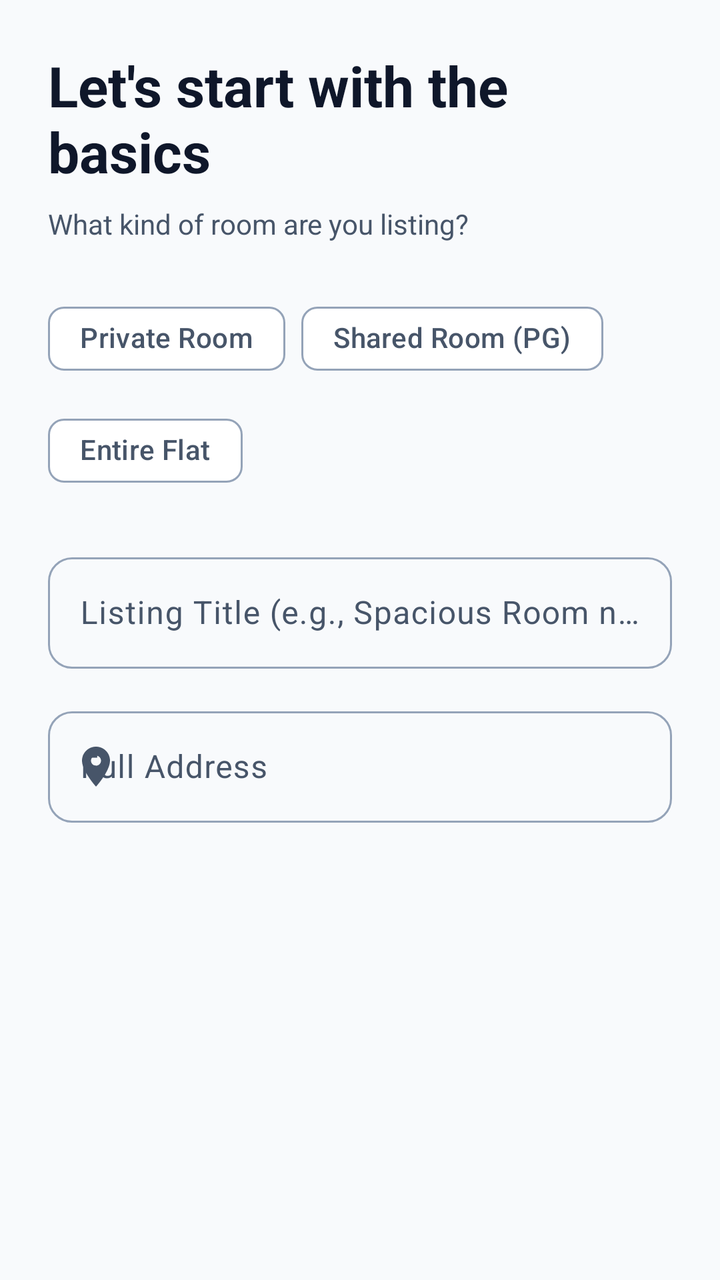
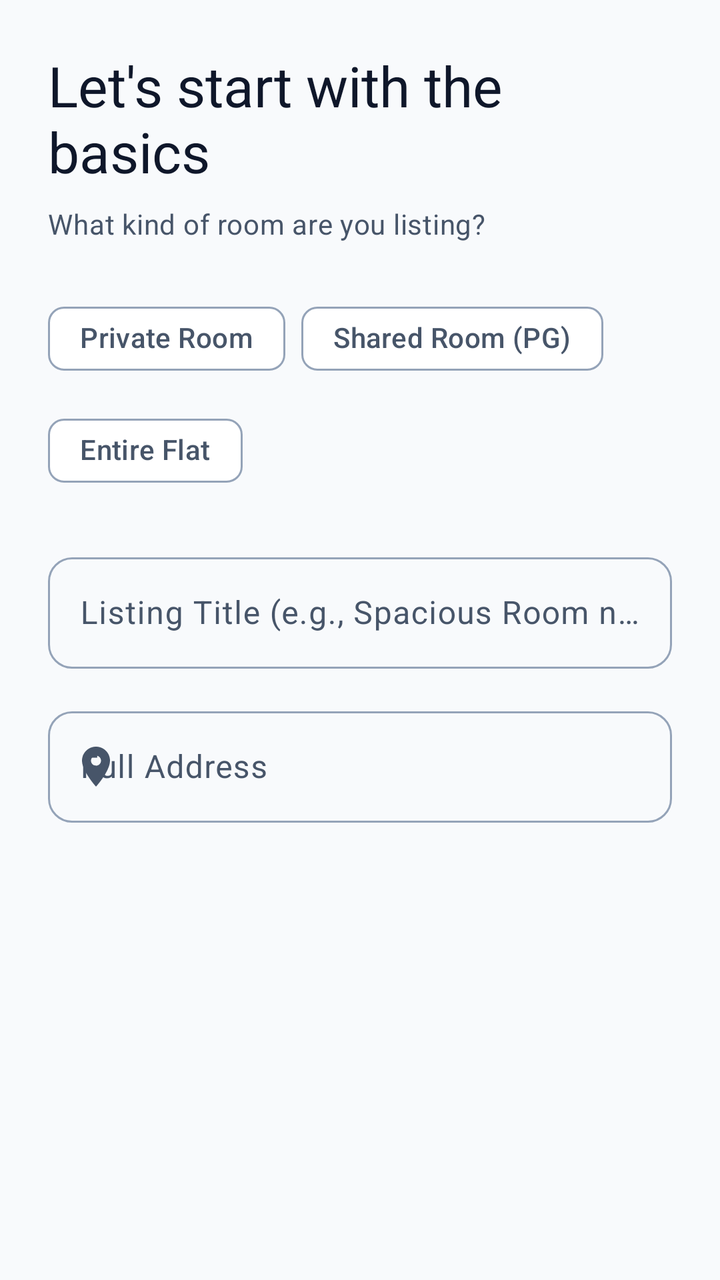

Two renders of the same Android screen: before a commit and after it. Below are the layout's source before the change and the commit's diff.
<!-- AndroidManifest.xml: application theme Theme.StudentRoomSharingApp -->
<!-- res/layout/fragment_add_room_step1.xml -->
<?xml version="1.0" encoding="utf-8"?>
<androidx.core.widget.NestedScrollView
    xmlns:android="http://schemas.android.com/apk/res/android"
    xmlns:app="http://schemas.android.com/apk/res-auto"
    android:layout_width="match_parent"
    android:layout_height="match_parent"
    android:padding="24dp">

    <androidx.constraintlayout.widget.ConstraintLayout
        android:layout_width="match_parent"
        android:layout_height="wrap_content">

        <TextView
            android:id="@+id/tv_step1_title"
            android:layout_width="wrap_content"
            android:layout_height="wrap_content"
            android:text="Let's start with the basics"
            android:textSize="28sp"
            android:textStyle="bold"
            android:textColor="@color/md_theme_light_onBackground"
            app:layout_constraintTop_toTopOf="parent"
            app:layout_constraintStart_toStartOf="parent" />

        <TextView
            android:id="@+id/tv_step1_subtitle"
            android:layout_width="wrap_content"
            android:layout_height="wrap_content"
            android:text="What kind of room are you listing?"
            android:textColor="@color/md_theme_light_onSurfaceVariant"
            android:layout_marginTop="8dp"
            app:layout_constraintTop_toBottomOf="@id/tv_step1_title"
            app:layout_constraintStart_toStartOf="parent" />

        
        <com.google.android.material.chip.ChipGroup
            android:id="@+id/chip_group_room_type"
            android:layout_width="match_parent"
            android:layout_height="wrap_content"
            app:singleSelection="true"
            app:selectionRequired="true"
            android:layout_marginTop="24dp"
            app:layout_constraintTop_toBottomOf="@id/tv_step1_subtitle">

            <com.google.android.material.chip.Chip
                style="@style/Widget.Material3.Chip.Filter"
                android:layout_width="wrap_content"
                android:layout_height="wrap_content"
                android:text="Private Room" />

            <com.google.android.material.chip.Chip
                style="@style/Widget.Material3.Chip.Filter"
                android:layout_width="wrap_content"
                android:layout_height="wrap_content"
                android:text="Shared Room (PG)" />

            <com.google.android.material.chip.Chip
                style="@style/Widget.Material3.Chip.Filter"
                android:layout_width="wrap_content"
                android:layout_height="wrap_content"
                android:text="Entire Flat" />
        </com.google.android.material.chip.ChipGroup>

        
        <com.google.android.material.textfield.TextInputLayout
            android:id="@+id/til_room_title"
            style="@style/Widget.Material3.TextInputLayout.OutlinedBox"
            android:layout_width="match_parent"
            android:layout_height="wrap_content"
            android:hint="Listing Title (e.g., Spacious Room near Campus)"
            android:layout_marginTop="24dp"
            app:boxCornerRadiusTopStart="12dp"
            app:boxCornerRadiusTopEnd="12dp"
            app:boxCornerRadiusBottomStart="12dp"
            app:boxCornerRadiusBottomEnd="12dp"
            app:layout_constraintTop_toBottomOf="@id/chip_group_room_type">

            <com.google.android.material.textfield.TextInputEditText
                android:id="@+id/et_room_title"
                android:layout_width="match_parent"
                android:layout_height="wrap_content"
                android:inputType="textCapSentences" />
        </com.google.android.material.textfield.TextInputLayout>

        
        <com.google.android.material.textfield.TextInputLayout
            android:id="@+id/til_room_location"
            style="@style/Widget.Material3.TextInputLayout.OutlinedBox"
            android:layout_width="match_parent"
            android:layout_height="wrap_content"
            android:hint="Full Address"
            android:layout_marginTop="16dp"
            app:boxCornerRadiusTopStart="12dp"
            app:boxCornerRadiusTopEnd="12dp"
            app:boxCornerRadiusBottomStart="12dp"
            app:boxCornerRadiusBottomEnd="12dp"
            app:startIconDrawable="@drawable/baseline_location_on_24"
            app:layout_constraintTop_toBottomOf="@id/til_room_title">

            <com.google.android.material.textfield.TextInputEditText
                android:id="@+id/et_room_location"
                android:layout_width="match_parent"
                android:layout_height="wrap_content"
                android:inputType="textPostalAddress" />
        </com.google.android.material.textfield.TextInputLayout>

    </androidx.constraintlayout.widget.ConstraintLayout>
</androidx.core.widget.NestedScrollView>
<!-- resources referenced by this layout -->
<resources>
  <color name="md_theme_light_onBackground">@color/onBackground</color>
  <color name="md_theme_light_onSurfaceVariant">@color/onSurfaceVariant</color>
  <color name="onBackground">#0F172A</color>
  <color name="onSurfaceVariant">#475569</color>
  <color name="primary">#0891B2</color>
  <color name="onPrimary">#FFFFFF</color>
  <color name="primaryContainer">#B5EAFB</color>
  <color name="onPrimaryContainer">#001F2A</color>
  <color name="secondary">#4E6A74</color>
  <color name="onSecondary">#FFFFFF</color>
  <color name="secondaryContainer">#D1F0F8</color>
  <color name="onSecondaryContainer">#05212A</color>
  <color name="tertiary">#9B6B4C</color>
  <color name="onTertiary">#FFFFFF</color>
  <color name="error">#DC2626</color>
  <color name="onError">#FFFFFF</color>
  <color name="errorContainer">#FFDAD6</color>
  <color name="onErrorContainer">#410002</color>
  <color name="background">#F8FAFC</color>
  <color name="surface">#FFFFFF</color>
  <color name="onSurface">#0F172A</color>
  <color name="surfaceVariant">#E2E8F0</color>
  <color name="outline">#94A3B8</color>
  <style name="TextAppearance.StudentRoomSharingApp.HeadlineMedium" parent="TextAppearance.Material3.HeadlineMedium">
          <item name="android:textSize">28sp</item>
          <item name="android:lineSpacingExtra">0sp</item>
          <item name="android:fontWeight">600</item>
      </style>
  <style name="TextAppearance.StudentRoomSharingApp.TitleLarge" parent="TextAppearance.Material3.TitleLarge">
          <item name="android:textSize">22sp</item>
          <item name="android:lineSpacingExtra">0sp</item>
          <item name="android:fontWeight">600</item>
      </style>
  <style name="TextAppearance.StudentRoomSharingApp.TitleMedium" parent="TextAppearance.Material3.TitleMedium">
          <item name="android:textSize">16sp</item>
          <item name="android:lineSpacingExtra">0sp</item>
          <item name="android:fontWeight">600</item>
      </style>
  <style name="TextAppearance.StudentRoomSharingApp.TitleSmall" parent="TextAppearance.Material3.TitleSmall">
          <item name="android:textSize">14sp</item>
          <item name="android:lineSpacingExtra">0sp</item>
          <item name="android:fontWeight">600</item>
      </style>
  <style name="TextAppearance.StudentRoomSharingApp.BodyLarge" parent="TextAppearance.Material3.BodyLarge">
          <item name="android:textSize">16sp</item>
          <item name="android:lineSpacingExtra">4sp</item>
      </style>
  <style name="TextAppearance.StudentRoomSharingApp.BodyMedium" parent="TextAppearance.Material3.BodyMedium">
          <item name="android:textSize">14sp</item>
          <item name="android:lineSpacingExtra">4sp</item>
      </style>
  <style name="TextAppearance.StudentRoomSharingApp.BodySmall" parent="TextAppearance.Material3.BodySmall">
          <item name="android:textSize">12sp</item>
          <item name="android:lineSpacingExtra">4sp</item>
      </style>
  <style name="TextAppearance.StudentRoomSharingApp.LabelLarge" parent="TextAppearance.Material3.LabelLarge">
          <item name="android:textSize">14sp</item>
          <item name="android:fontWeight">500</item>
          <item name="android:letterSpacing">0.01</item>
      </style>
  <style name="TextAppearance.StudentRoomSharingApp.LabelMedium" parent="TextAppearance.Material3.LabelMedium">
          <item name="android:textSize">12sp</item>
          <item name="android:fontWeight">500</item>
          <item name="android:letterSpacing">0.02</item>
      </style>
  <style name="TextAppearance.StudentRoomSharingApp.LabelSmall" parent="TextAppearance.Material3.LabelSmall">
          <item name="android:textSize">11sp</item>
          <item name="android:fontWeight">500</item>
          <item name="android:letterSpacing">0.03</item>
      </style>
  <!-- unchanged entries left out for length: 3 -->
</resources>

<!-- the commit's change to res/layout/fragment_add_room_step1.xml (unified diff, before → after) -->
@@ -15,9 +15,8 @@
             android:layout_width="wrap_content"
             android:layout_height="wrap_content"
             android:text="Let's start with the basics"
-            android:textSize="28sp"
-            android:textStyle="bold"
-            android:textColor="@color/md_theme_light_onBackground"
+            android:textAppearance="?attr/textAppearanceHeadlineMedium"
+            android:textColor="?attr/colorOnBackground"
             app:layout_constraintTop_toTopOf="parent"
             app:layout_constraintStart_toStartOf="parent" />
 
@@ -26,7 +25,8 @@
             android:layout_width="wrap_content"
             android:layout_height="wrap_content"
             android:text="What kind of room are you listing?"
-            android:textColor="@color/md_theme_light_onSurfaceVariant"
+            android:textAppearance="?attr/textAppearanceBodyMedium"
+            android:textColor="?attr/colorOnSurfaceVariant"
             android:layout_marginTop="8dp"
             app:layout_constraintTop_toBottomOf="@id/tv_step1_title"
             app:layout_constraintStart_toStartOf="parent" />
<!-- resource entries referenced after the edit -->
@@ -1,7 +1,5 @@
 <!-- resources referenced by this layout -->
 <resources>
-  <color name="md_theme_light_onBackground">@color/onBackground</color>
-  <color name="md_theme_light_onSurfaceVariant">@color/onSurfaceVariant</color>
   <color name="onBackground">#0F172A</color>
   <color name="onSurfaceVariant">#475569</color>
   <color name="primary">#0891B2</color>
